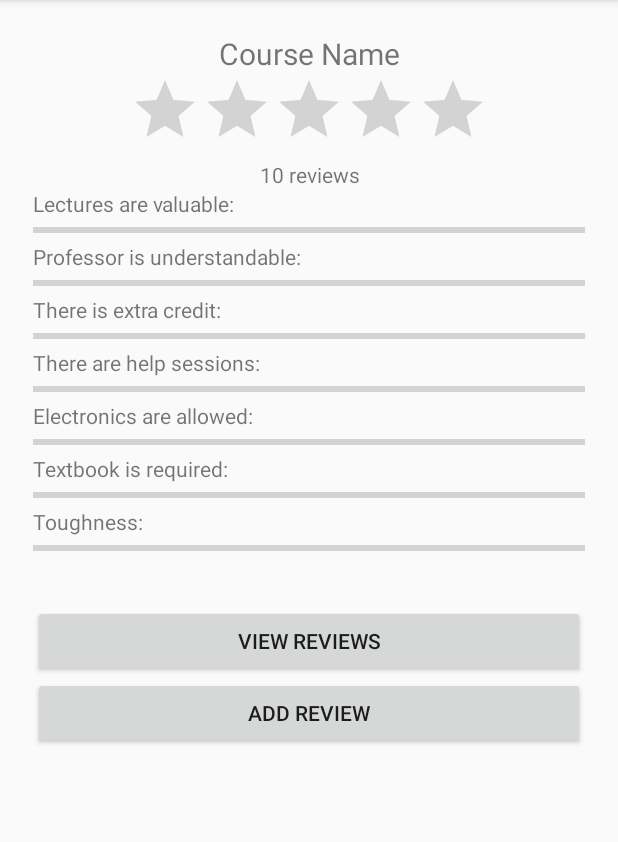
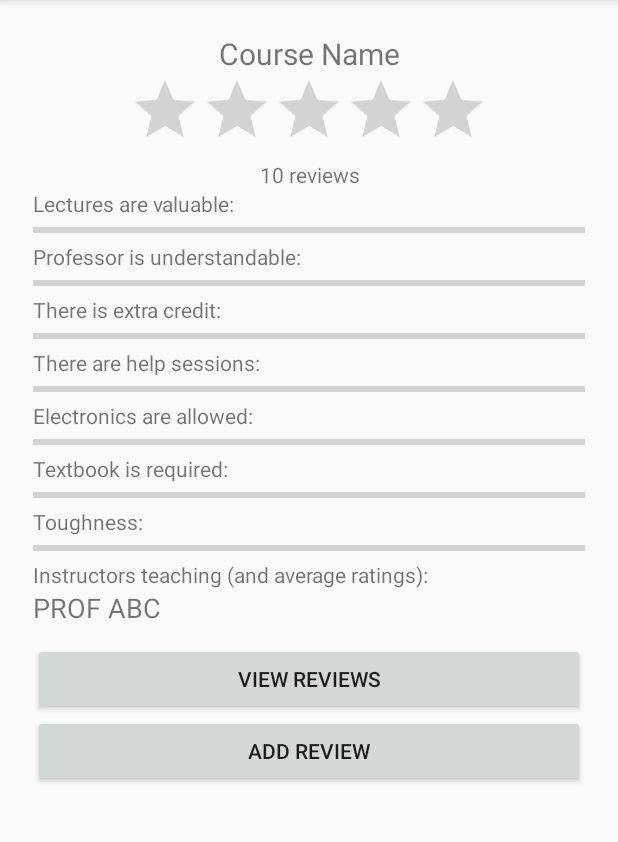
Before and after one commit to goelm/CS_408_Project_Original, an Android app: the CourseDisplay screen opened directly, with no data from a screen before it, on a phone screen of 412 x 824 dp, the part 84-926 px from its top. Run offline under Robolectric (Android 15) with nearby library versions, the phone set to English and light mode, and no system bars; our stand-ins replace Firebase (no records; nobody signed in at launch, a user with empty details on screens opened directly); 1 statement that could not run was skipped.

Commit message:
changed set up of adding course review a little (might affect others)

```diff
--- a/app/src/main/res/layout/course_info.xml
+++ b/app/src/main/res/layout/course_info.xml
@@ -152,10 +152,24 @@
         <!--android:id="@+id/listView"-->
         <!--android:layout_weight="1.01" />-->
 
+        <TextView
+            android:text="Instructors teaching (and average ratings):"
+            android:layout_width="match_parent"
+            android:layout_height="wrap_content"
+            android:id="@+id/instructors_text"
+            android:layout_weight="0.10" />
+
+        <TextView
+            android:text="PROF ABC"
+            android:layout_width="match_parent"
+            android:layout_height="wrap_content"
+            android:id="@+id/instructors_teaching_list"
+            android:layout_weight="0.10"
+            android:textSize="18sp" />
+
         <Space
             android:layout_width="match_parent"
-            android:layout_height="30dp"
-            android:layout_weight="0.10" />
+            android:layout_height="11dp" />
 
         <Button
             android:id="@+id/view_course_reviews"
@@ -168,7 +182,8 @@
             android:id="@+id/course_info_addReview"
             android:layout_width="match_parent"
             android:layout_height="wrap_content"
-            android:text="Add review" />
+            android:text="Add review"
+            android:layout_weight="0.10" />
 
         <Space
             android:layout_width="match_parent"
```
Also changed, not shown: app/src/main/java/com/mango/cs_408_project/AddCourseReview.java (+15 -8 lines), app/src/main/java/com/mango/cs_408_project/CourseDisplay.java (+26 -0 lines), app/src/main/res/layout/add_course.xml (+7 -1 lines).
